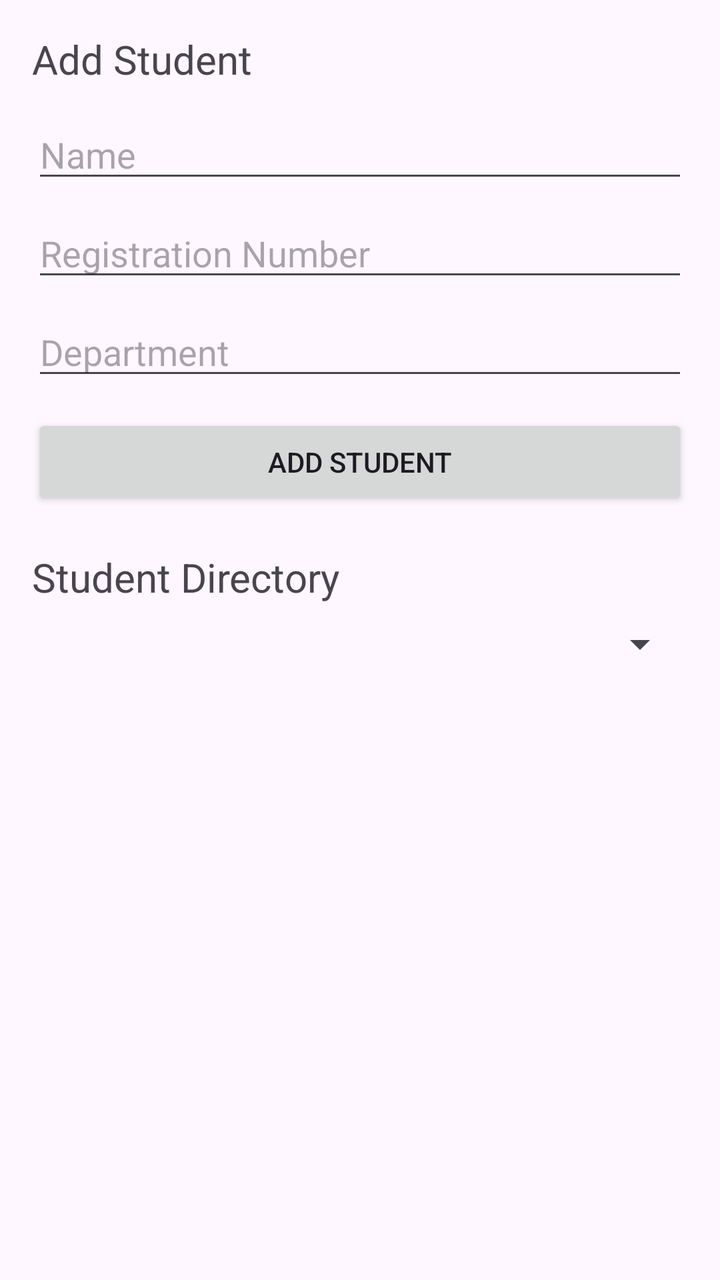
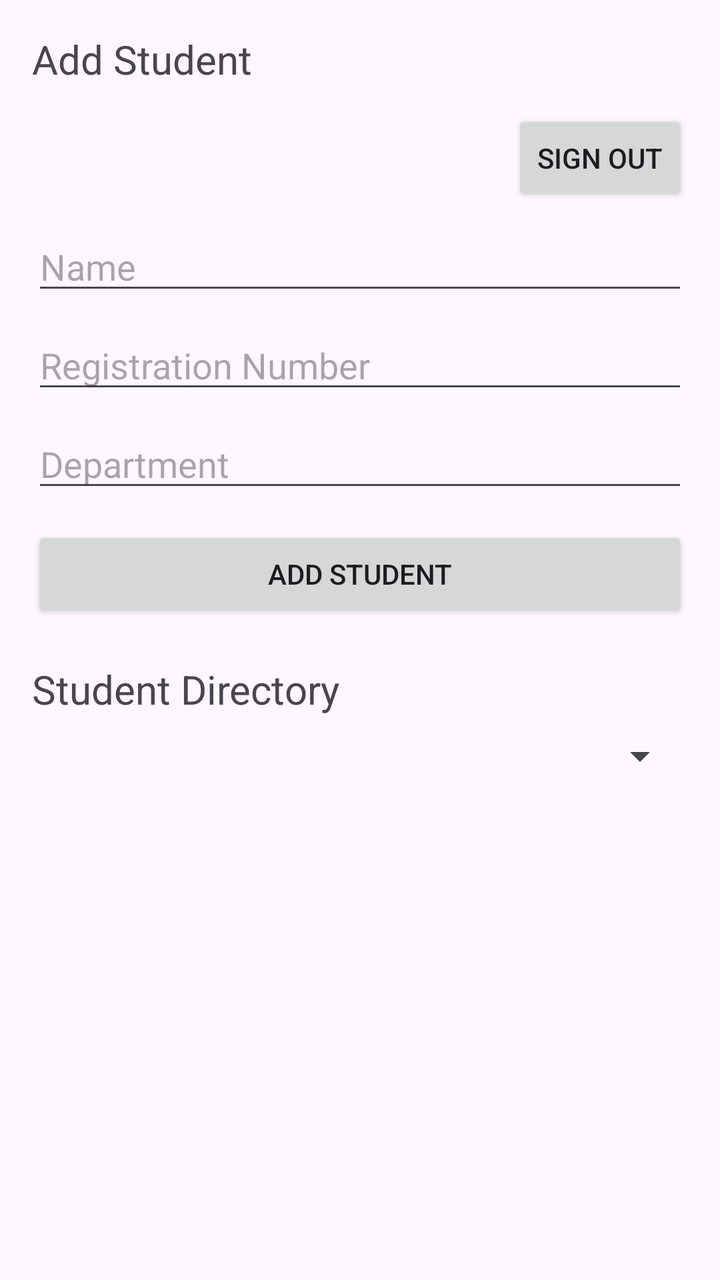

An Android layout rendered at two revisions. The XML below is the earlier revision; the diff shows what the commit changed to produce the second picture.
<!-- AndroidManifest.xml: application theme Theme.FirestoreStudentDirectory -->
<!-- res/layout/activity_main.xml -->
<?xml version="1.0" encoding="utf-8"?>
<LinearLayout xmlns:android="http://schemas.android.com/apk/res/android"
    android:layout_width="match_parent"
    android:layout_height="match_parent"
    android:orientation="vertical"
    android:padding="16dp">

    <TextView
        android:layout_width="wrap_content"
        android:layout_height="wrap_content"
        android:text="Add Student"
        android:textSize="20sp"
        android:layout_marginBottom="12dp" />

    <EditText
        android:id="@+id/nameEditText"
        android:layout_width="match_parent"
        android:layout_height="wrap_content"
        android:hint="Name"
        android:inputType="text" />

    <EditText
        android:id="@+id/regNoEditText"
        android:layout_width="match_parent"
        android:layout_height="wrap_content"
        android:hint="Registration Number"
        android:inputType="text"
        android:layout_marginTop="8dp" />

    <EditText
        android:id="@+id/deptEditText"
        android:layout_width="match_parent"
        android:layout_height="wrap_content"
        android:hint="Department"
        android:inputType="text"
        android:layout_marginTop="8dp" />

    <Button
        android:id="@+id/addStudentButton"
        android:layout_width="match_parent"
        android:layout_height="wrap_content"
        android:text="Add Student"
        android:layout_marginTop="12dp" />

    <TextView
        android:layout_width="wrap_content"
        android:layout_height="wrap_content"
        android:text="Student Directory"
        android:textSize="20sp"
        android:layout_marginTop="20dp"
        android:layout_marginBottom="8dp" />

    <Spinner
        android:id="@+id/departmentSpinner"
        android:layout_width="match_parent"
        android:layout_height="wrap_content"
        android:layout_marginBottom="8dp" />

    <androidx.recyclerview.widget.RecyclerView
        android:id="@+id/studentRecyclerView"
        android:layout_width="match_parent"
        android:layout_height="0dp"
        android:layout_weight="1" />

</LinearLayout>
<!-- resources referenced by this layout -->
<resources>
  <style name="Theme.FirestoreStudentDirectory" parent="Base.Theme.FirestoreStudentDirectory" />
  <style name="Base.Theme.FirestoreStudentDirectory" parent="Theme.Material3.DayNight.NoActionBar">
          
          
      </style>
</resources>

<!-- the commit's change to res/layout/activity_main.xml (unified diff, before → after) -->
@@ -11,6 +11,14 @@
         android:text="Add Student"
         android:textSize="20sp"
         android:layout_marginBottom="12dp" />
+
+    <Button
+        android:id="@+id/signOutButton"
+        android:layout_width="wrap_content"
+        android:layout_height="wrap_content"
+        android:text="Sign Out"
+        android:layout_gravity="end"
+        android:layout_marginBottom="8dp" />
 
     <EditText
         android:id="@+id/nameEditText"
